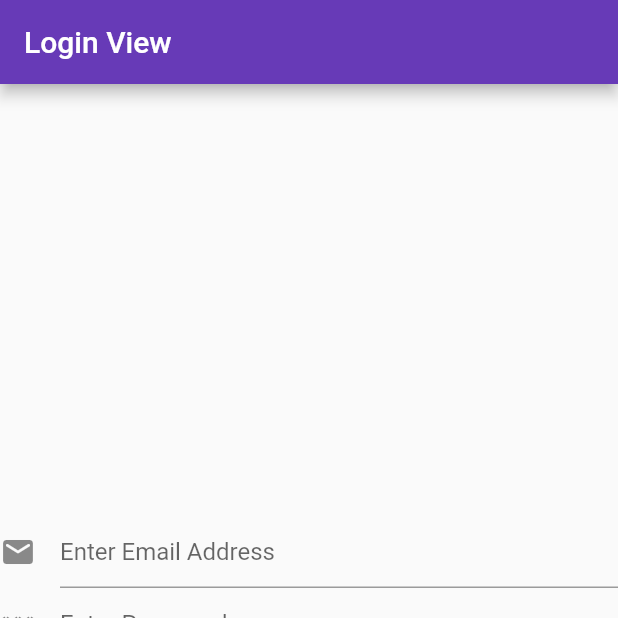
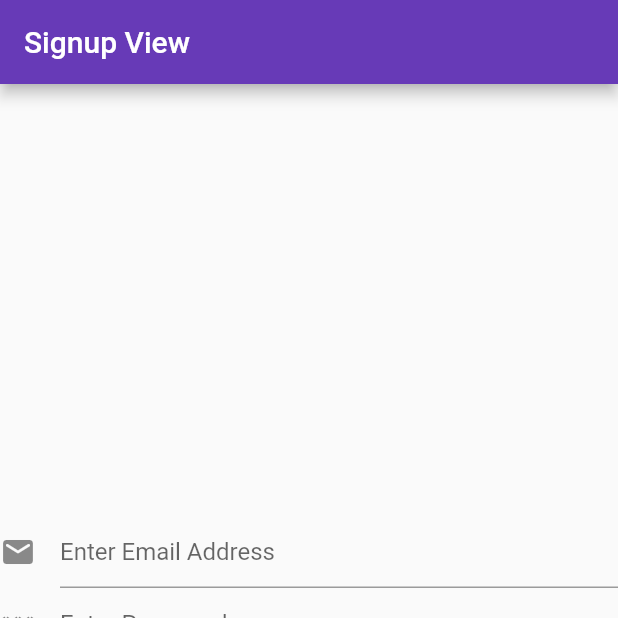
Before and after one commit to HazemSayad/flutter_login_form, a Flutter app: the screen it shows after launch, on a phone screen of 412 x 824 dp, the top half of it. Run offline on Flutter 3.47's test engine with Material 2 defaults, Android fonts, the phone set to English and light mode, and no system bars.

Commit message:
fixed typo

```diff
--- a/lib/views/signup_view.dart
+++ b/lib/views/signup_view.dart
@@ -32,7 +32,7 @@ class _SignupViewState extends State<SignupView> {
   @override
   Widget build(BuildContext context) {
     return Scaffold(
-      appBar: AppBar(title: const Text("Login View")),
+      appBar: AppBar(title: const Text("Signup View")),
       body: Column(
         mainAxisAlignment: MainAxisAlignment.center,
         children: [
```
